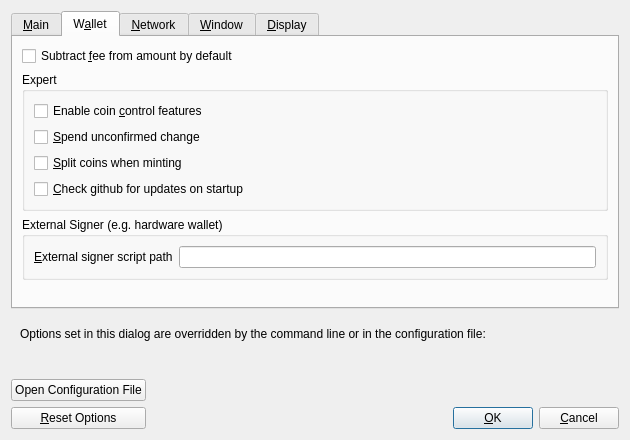
Old version of the form src/qt/forms/optionsdialog.ui in the repository equalishcoin/equalishcoind.
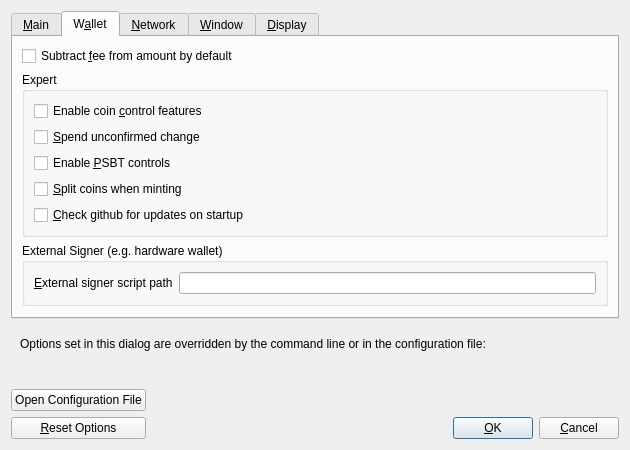
New version of the form. The open tabs and pages were chosen to show the change. Custom widgets are drawn as their Qt base class.

Commit message: qt: hide Create Unsigned button behind an expert mode option

```diff
--- a/src/qt/forms/optionsdialog.ui
+++ b/src/qt/forms/optionsdialog.ui
@@ -202,6 +202,16 @@
             </property>
            </widget>
           </item>
+          <item>
+           <widget class="QCheckBox" name="m_enable_psbt_controls">
+            <property name="text">
+             <string extracomment="An options window setting to enable PSBT controls.">Enable &amp;PSBT controls</string>
+            </property>
+            <property name="toolTip">
+             <string extracomment="Tooltip text for options window setting that enables PSBT controls.">Whether to show PSBT controls.</string>
+            </property>
+           </widget>
+          </item>
           <item>
            <widget class="QCheckBox" name="splitCoins">
             <property name="toolTip">
```
The commit also changes 4 other files.
